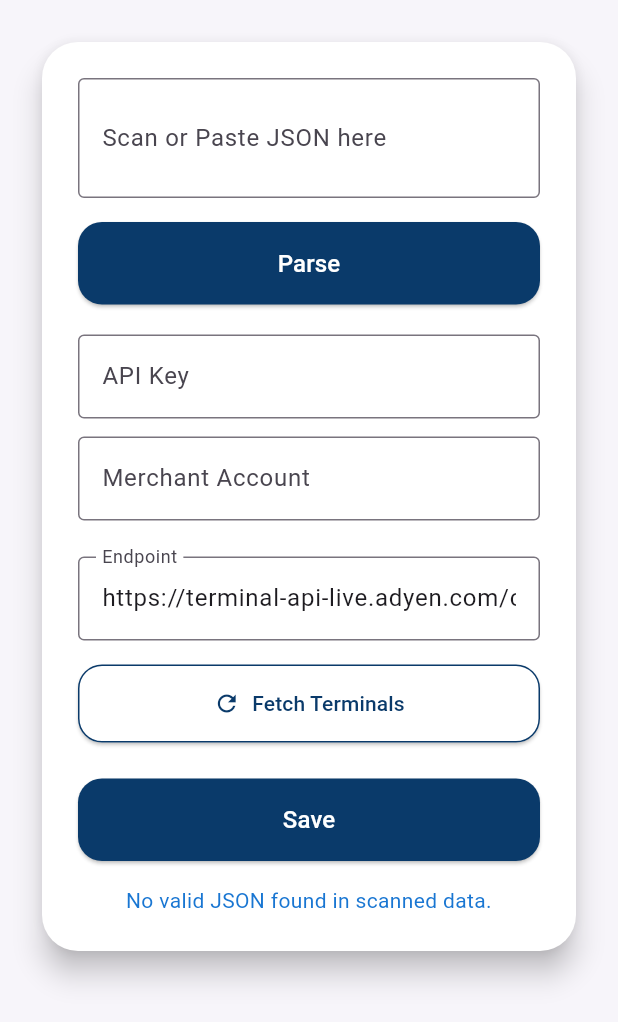
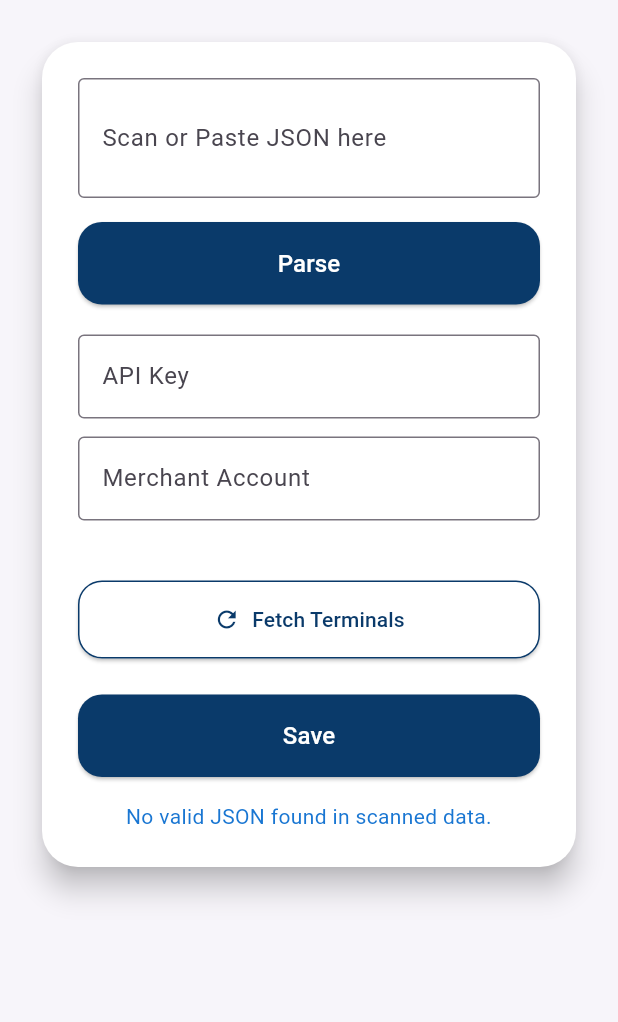
Before and after one commit to aronohilm/Aron_Prins, a Flutter app: the TerminalSetupPage screen opened directly, after a tap on "Parse", on a phone screen of 412 x 824 dp. Shown: the top 1022 px of the screen. Run offline on Flutter 3.47's test engine with Material 3 defaults, Android fonts, the phone set to English and light mode, and no system bars; our stand-ins replace fluttertoast, shared_preferences; accounts and stored records are empty.

Commit message:
UI changes
Change of color, logo and icons

Comment out hard coded enpoint field in connection page

```diff
--- a/lib/main.dart
+++ b/lib/main.dart
@@ -121,6 +121,16 @@ void initState() {
     if (_amount.isNotEmpty) {
       setState(() => _amount = _amount.substring(0, _amount.length - 1));
     }
+  }
+
+  String _formatAmount(String amount) {
+    if (amount.isEmpty) return '';
+    final parsed = int.tryParse(amount);
+    if (parsed == null) return amount;
+    return parsed.toString().replaceAllMapped(
+      RegExp(r'\B(?=(\d{3})+(?!\d))'),
+      (match) => '.',
+    );
   }
 
   Future<void> _sendPayment() async {
@@ -290,7 +300,7 @@ if (apiKey == null || endpoint == null || poiId == null) {
     final screenSize = MediaQuery.of(context).size;
 
     return Scaffold(
-      backgroundColor: const Color(0xFF002244), // Dark blue background
+      backgroundColor: const Color(0xFFE6EBEF), // Updated background color
       endDrawer: Drawer(
         child: Column(  // Changed from ListView to Column to allow for bottom positioning
           children: [
@@ -408,50 +418,39 @@ if (apiKey == null || endpoint == null || poiId == null) {
         child: Column(
           children: [
             // Header - fixed at top
-            Container(
-              color: const Color(0xFF002244), // Dark blue header
-              padding: const EdgeInsets.symmetric(horizontal: 16, vertical: 12),
+            Padding(
+              padding: const EdgeInsets.only(top: 8, left: 16, right: 16, bottom: 0),
               child: Row(
                 mainAxisAlignment: MainAxisAlignment.spaceBetween,
-                children: [
-                  // Logo and Straumur text side by side
-                  Row(
+                crossAxisAlignment: CrossAxisAlignment.start,
                 children: [
                   SizedBox(
-                        width: 40, // Make logo smaller
+                    width: 250,
                     child: Image.asset(
-                          'assets/images/Straumur_Symbol_Neon.png',
-                          height: 25,
+                      'assets/images/LOGO.png',
+                      height: 120,
                       fit: BoxFit.contain,
                     ),
                   ),
-                      const SizedBox(width: 10), // Space between logo and text
-                      const Text(
-                        'straumur',
-                        style: TextStyle(
-                          color: Color(0xFFDAFDA3),
-                          fontSize: 18,
-                        ),
-                      ),
-                    ],
-                  ),
-
-                  // Hamburger menu on the right
                   Builder(
-                    builder: (context) => IconButton(
-                      icon: const Icon(
-                        Icons.menu,
-                        color: Colors.white,
-                        size: 28,
+                    builder: (context) => Container(
+                      margin: const EdgeInsets.only(top: 20),
+                      child: IconButton(
+                        icon: Image.asset(
+                          'assets/images/Sidebar.png',
+                          height: 50,
+                          width: 50,
                         ),
                         onPressed: () {
                           Scaffold.of(context).openEndDrawer();
                         },
                       ),
                     ),
+                  ),
                 ],
               ),
             ),
+            const SizedBox(height: 8), // Small gap between header and input
 
             // Flexible content area that will adjust based on screen size
             Expanded(
@@ -459,38 +458,39 @@ if (apiKey == null || endpoint == null || poiId == null) {
                 children: [
                   // Input field - takes a percentage of available space
                   Padding(
-                    padding: EdgeInsets.all(screenSize.width * 0.04), // Responsive padding
+                    padding: EdgeInsets.symmetric(
+                      horizontal: screenSize.width * 0.04,
+                      vertical: 0, // No extra vertical padding
+                    ),
                     child: Container(
-                      height: screenSize.height * 0.12, // Responsive height
+                      height: screenSize.height * 0.10, // Slightly smaller height
                       decoration: BoxDecoration(
-                        color: const Color(0xFF0A3A6A),
-                        border: Border.all(color: Colors.white, width: 2),
-                        borderRadius: BorderRadius.circular(20),
+                        color: const Color(0xFFD6E2EE),
+                        borderRadius: BorderRadius.circular(16),
+                        boxShadow: [
+                          BoxShadow(
+                            color: Colors.black.withOpacity(0.07),
+                            blurRadius: 10,
+                            offset: const Offset(0, 4),
                           ),
-                      child: TextField(
-                        readOnly: true,
-                        controller: TextEditingController(
-                          text: _amount.isEmpty
-                              ? ''
-                              : '${(_amount)} EUR',
+                        ],
                       ),
-                        textAlign: TextAlign.right,
+                      alignment: Alignment.center,
+                      child: Text(
+                        _amount.isEmpty ? '' : _formatAmount(_amount),
                         style: TextStyle(
-                          fontSize: screenSize.width * 0.08, // Responsive font size
-                          color: Colors.white,
-                          fontWeight: FontWeight.bold
+                          fontSize: screenSize.width * 0.11, // Large font
+                          color: const Color(0xFF002244),
+                          fontWeight: FontWeight.bold,
                         ),
-                        decoration: const InputDecoration(
-                          contentPadding: EdgeInsets.symmetric(horizontal: 20, vertical: 30),
-                          border: InputBorder.none,
-                        ),
+                        textAlign: TextAlign.center,
                       ),
                     ),
                   ),
 
                   // Status message
                   SizedBox(
-                    height: screenSize.height * 0.06, // Responsive height
+                    height: screenSize.height * 0.025, // Reduce status message height
                     child: _transactionStatus.isNotEmpty
                       ? Text(
                           _transactionStatus,
@@ -509,7 +509,7 @@ if (apiKey == null || endpoint == null || poiId == null) {
                     child: Padding(
                       padding: EdgeInsets.symmetric(
                         horizontal: screenSize.width * 0.03, // Responsive padding
-                        vertical: screenSize.height * 0.01,
+                        vertical: screenSize.height * 0.002, // Reduce vertical padding
                       ),
                       child: Column(
                         mainAxisAlignment: MainAxisAlignment.spaceEvenly, // Evenly space the rows
@@ -523,13 +523,13 @@ if (apiKey == null || endpoint == null || poiId == null) {
                             Expanded(
                               child: Row(
                                 children: row.map((label) {
+                                  if (label == '<') {
+                                    return _buildKeypadButton(label, isBackspace: true, onTap: _backspace);
+                                  } else {
                                     return _buildKeypadButton(label, onTap: () {
-                                    if (label == '<') {
-                                      _backspace();
-                                    } else {
                                       _appendDigit(label);
+                                    });
                                   }
-                                  });
                                 }).toList(),
                               ),
                             ),
@@ -543,25 +543,27 @@ if (apiKey == null || endpoint == null || poiId == null) {
                     padding: EdgeInsets.all(screenSize.width * 0.03), // Responsive padding
                     child: SizedBox(
                       width: double.infinity,
-                      height: screenSize.height * 0.08, // Responsive height
+                      height: screenSize.height * 0.12, // Responsive height
                       child: ElevatedButton(
                         style: ElevatedButton.styleFrom(
-                          backgroundColor: Colors.white,
-                          foregroundColor: const Color(0xFF002244),
+                          backgroundColor: const Color(0xFF002244),
+                          foregroundColor: const Color(0xFFDAFDA3),
                           shape: RoundedRectangleBorder(
-                            borderRadius: BorderRadius.circular(20),
+                            borderRadius: BorderRadius.circular(32),
                           ),
-                          elevation: 0,
+                          elevation: 4,
+                          shadowColor: Colors.black.withOpacity(0.15),
+                          padding: const EdgeInsets.symmetric(vertical: 18),
+
                         ),
                         onPressed: _isLoading ? null : _sendPayment,
                         child: _isLoading
                             ? const CircularProgressIndicator()
-                            : Text(
+                            : const Text(
                                 "Senda í posa",
                                 style: TextStyle(
-                                  fontSize: screenSize.width * 0.06, // Responsive font size
-                                  fontWeight: FontWeight.bold,
-                                  letterSpacing: 1.2,
+                                  fontSize: 32,
+                                  fontWeight: FontWeight.w600,
                                 ),
                               ),
                       ),
@@ -577,40 +579,43 @@ if (apiKey == null || endpoint == null || poiId == null) {
   }
 
   // Update the keypad button to be responsive
-  Widget _buildKeypadButton(String label, {VoidCallback? onTap}) {
-    Color buttonColor = const Color(0xFF002244);
-    Color textColor = Colors.white;
-
-    // Make the backspace button yellow
-    if (label == '<') {
-      buttonColor = const Color(0xFF002244);
-      textColor = Colors.amber;
+  Widget _buildKeypadButton(String label, {VoidCallback? onTap, bool isBackspace = false}) {
+    Color buttonColor = Colors.transparent;
+    Widget child;
+    if (isBackspace) {
+      // Use delete_hidden if _amount is empty, else delete visable
+      child = Image.asset(
+        _amount.isEmpty
+            ? 'assets/images/delete_hidden.png'
+            : 'assets/images/delete_visible.png',
+        height: 48,
+        width: 48,
+      );
+    } else {
+      child = Text(
+        label,
+        style: const TextStyle(
+          fontSize: 44,
+          fontWeight: FontWeight.w600,
+          color: Color(0xFF002244),
+        ),
+      );
     }
-
     return Expanded(
       child: Padding(
-        padding: const EdgeInsets.all(4.0), // Reduced padding for more space
+        padding: const EdgeInsets.all(6.0),
         child: ElevatedButton(
           style: ElevatedButton.styleFrom(
             backgroundColor: buttonColor,
-            shape: RoundedRectangleBorder(borderRadius: BorderRadius.circular(12)),
-            padding: EdgeInsets.zero, // Remove padding to maximize button size
+            elevation: 0,
+            shape: RoundedRectangleBorder(
+              borderRadius: BorderRadius.circular(16),
+              side: BorderSide(color: Colors.transparent),
+            ),
+            padding: EdgeInsets.zero,
           ),
           onPressed: onTap,
-          child: FittedBox(
-            fit: BoxFit.scaleDown,
-            child: Padding(
-              padding: const EdgeInsets.all(8.0),
-              child: Text(
-                label,
-                style: TextStyle(
-                  fontSize: 30,
-                  fontWeight: FontWeight.bold,
-                  color: textColor
-                )
-              ),
-            ),
-          ),
+          child: Center(child: child),
         ),
       ),
     );
--- a/lib/terminal_setup_page.dart
+++ b/lib/terminal_setup_page.dart
@@ -210,13 +210,13 @@ class _TerminalSetupPageState extends State<TerminalSetupPage> {
                         ),
                       ),
                       const SizedBox(height: 24),
-                      TextField(
+                      /*TextField(
                         controller: _endpointController,
                         decoration: const InputDecoration(
                           labelText: 'Endpoint',
                           border: OutlineInputBorder(),
                         ),
-                      ),
+                      ),*/
                       const SizedBox(height: 16),
                       ElevatedButton.icon(
                         onPressed: _isLoading ? null : _fetchTerminals,
```
Also changed, not shown: assets/images/LOGO.png (added), assets/images/Sidebar.png (added), assets/images/delete_hidden.png (added), assets/images/delete_visible.png (added). Lines whose indentation alone changed are shown as unchanged.
